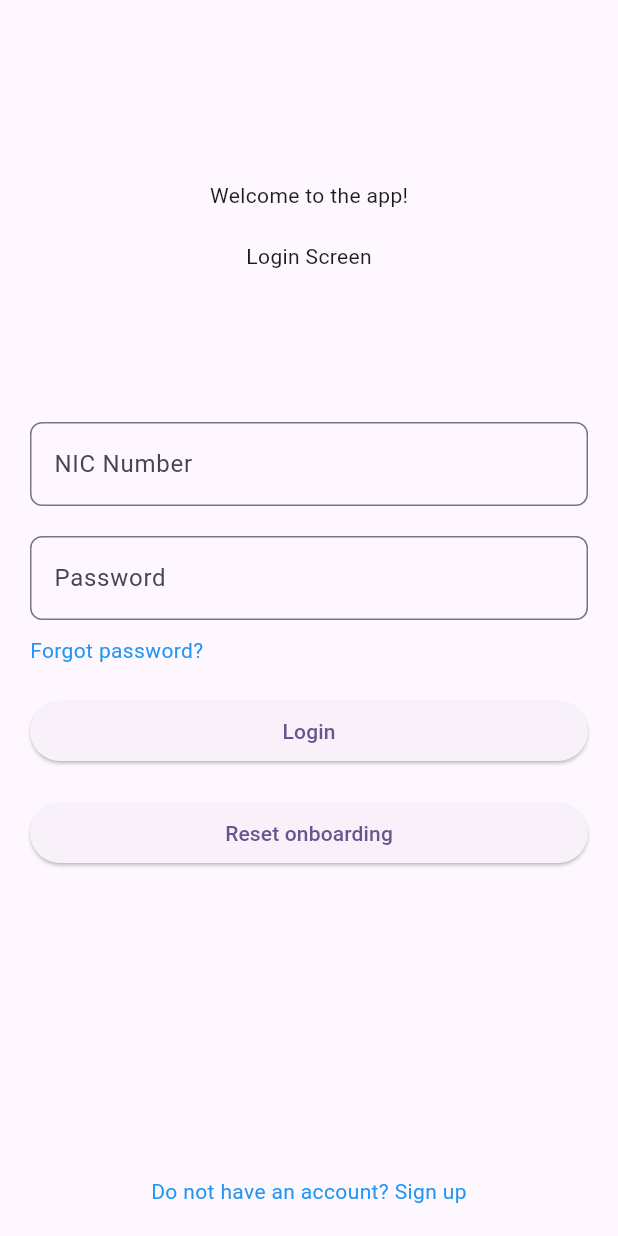
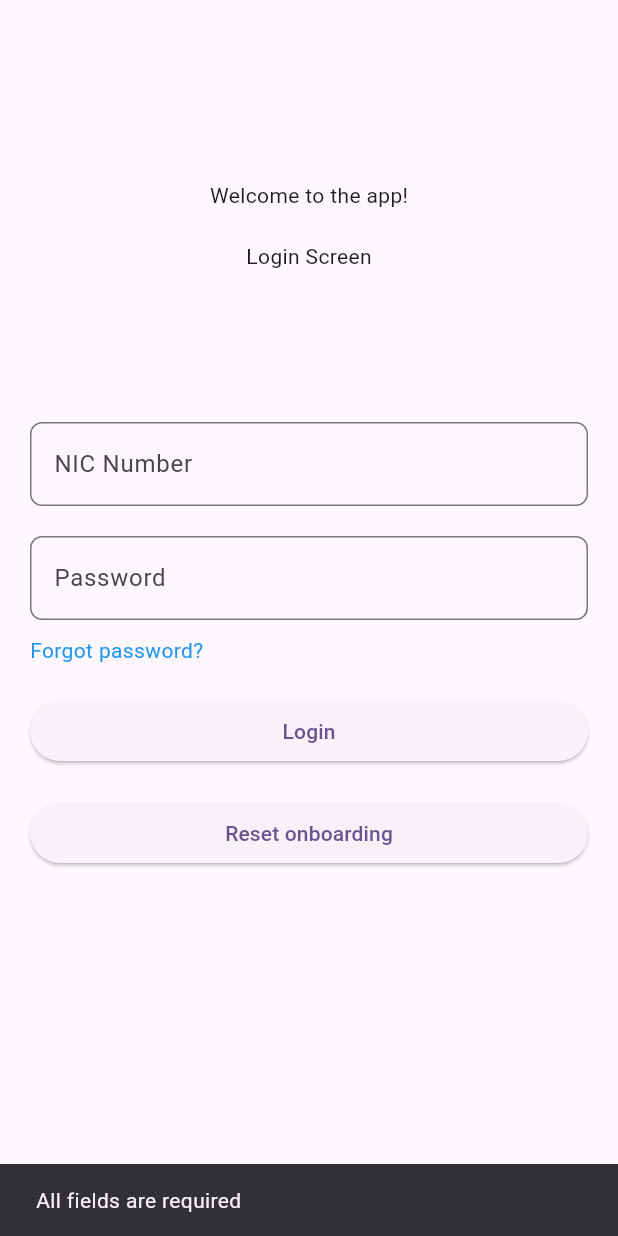
Before and after one commit to MininduThiranjaya/PayMe, a Flutter app: the Login_Screen screen opened by its route, after a tap on "Login", on a phone screen of 412 x 824 dp. Run offline on Flutter 3.47's test engine with Material 3 defaults, Android fonts, the phone set to English and light mode, and no system bars; our stand-ins replace dio, shared_preferences; accounts and stored records are empty.

Commit message:
feat: add login screen

```diff
--- a/client/lib/screens/common/Login_Screen.dart
+++ b/client/lib/screens/common/Login_Screen.dart
@@ -1,5 +1,7 @@
 import 'package:flutter/material.dart';
-import 'package:client/services/Onboard_Storage_Service.dart';
+import 'package:client/storage/Onboard_Storage.dart';
+import 'package:client/providers/AuthProvider.dart';
+import 'package:provider/provider.dart';
 
 class Login_Screen extends StatefulWidget {
   const Login_Screen({super.key});
@@ -9,22 +11,69 @@ class Login_Screen extends StatefulWidget {
 }
 
 class _Login_Screen_State extends State<Login_Screen> {
+  final TextEditingController nicController = TextEditingController();
+
+  final TextEditingController passwordController = TextEditingController();
+
+  Future<void> login() async {
+    FocusScope.of(context).unfocus();
+
+    final String nic = nicController.text.trim();
+
+    final String password = passwordController.text;
+
+    if (nic.isEmpty || password.isEmpty) {
+      ScaffoldMessenger.of(
+        context,
+      ).showSnackBar(const SnackBar(content: Text('All fields are required')));
+
+      return;
+    }
+
+    final authProvider = context.read<AuthProvider>();
+
+    final success = await authProvider.login(nic: nic, password: password);
+
+    if (!mounted) return;
+
+    if (!success) {
+      ScaffoldMessenger.of(context).showSnackBar(
+        SnackBar(content: Text(authProvider.errorMessage ?? 'Login failed')),
+      );
+    } else {
+      Navigator.pushNamedAndRemoveUntil(
+        context,
+        '/dashboard',
+        (route) => false,
+      );
+    }
+  }
+
+  @override
+  void dispose() {
+    nicController.dispose();
+    passwordController.dispose();
+
+    super.dispose();
+  }
+
   Future<void> resetOnboardingStatus() async {
-    await OnboardStorageService().resetOnboarding();
+    await Onboard_Storage().resetOnboarding();
   }
 
   @override
   Widget build(BuildContext context) {
+    final isLoading = context.watch<AuthProvider>().isLoading;
+
     return Scaffold(
       resizeToAvoidBottomInset: true,
       body: SafeArea(
         child: LayoutBuilder(
           builder: (context, constraints) {
+            const pagePadding = EdgeInsets.all(20);
+            final availableHeight =constraints.maxHeight - pagePadding.vertical;
+            return SingleChildScrollView(
 
-            const pagePadding = EdgeInsets.all(20);
-            final availableHeight = constraints.maxHeight - pagePadding.vertical;
-
-            return SingleChildScrollView(
               keyboardDismissBehavior: ScrollViewKeyboardDismissBehavior.onDrag,
               child: Padding(
                 padding: pagePadding,
@@ -53,6 +102,8 @@ class _Login_Screen_State extends State<Login_Screen> {
                             crossAxisAlignment: CrossAxisAlignment.stretch,
                             children: [
                               TextField(
+                                controller: nicController,
+                                textInputAction: TextInputAction.next,
                                 decoration: InputDecoration(
                                   labelText: 'NIC Number',
                                   hintText: 'Enter your NIC number',
@@ -65,6 +116,13 @@ class _Login_Screen_State extends State<Login_Screen> {
                               const SizedBox(height: 20),
 
                               TextField(
+                                controller: passwordController,
+                                textInputAction: TextInputAction.done,
+                                onSubmitted: (_) {
+                                  if (!isLoading) {
+                                    login();
+                                  }
+                                },
                                 obscureText: true,
                                 decoration: InputDecoration(
                                   labelText: 'Password',
@@ -96,9 +154,17 @@ class _Login_Screen_State extends State<Login_Screen> {
                                 width: double.infinity,
                                 child: ElevatedButton(
                                   onPressed: () {
-                                    // Login
+                                    isLoading ? null : login();
                                   },
-                                  child: const Text('Login'),
+                                  child: isLoading
+                                      ? const SizedBox(
+                                          width: 20,
+                                          height: 20,
+                                          child: CircularProgressIndicator(
+                                            strokeWidth: 2,
+                                          ),
+                                        )
+                                      : const Text('Login'),
                                 ),
                               ),
 
```
